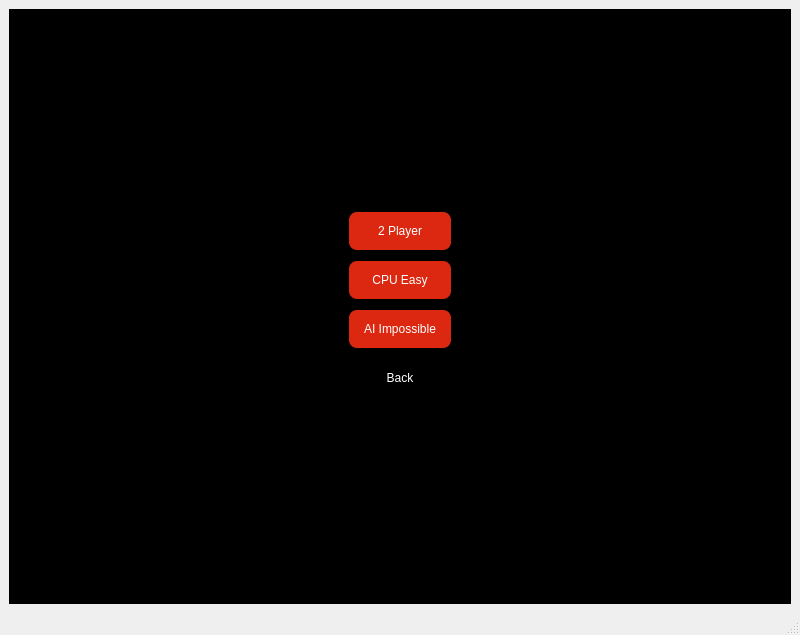
Ragab21/AI-XO, file Log/mainwindow.ui: the form before one commit.
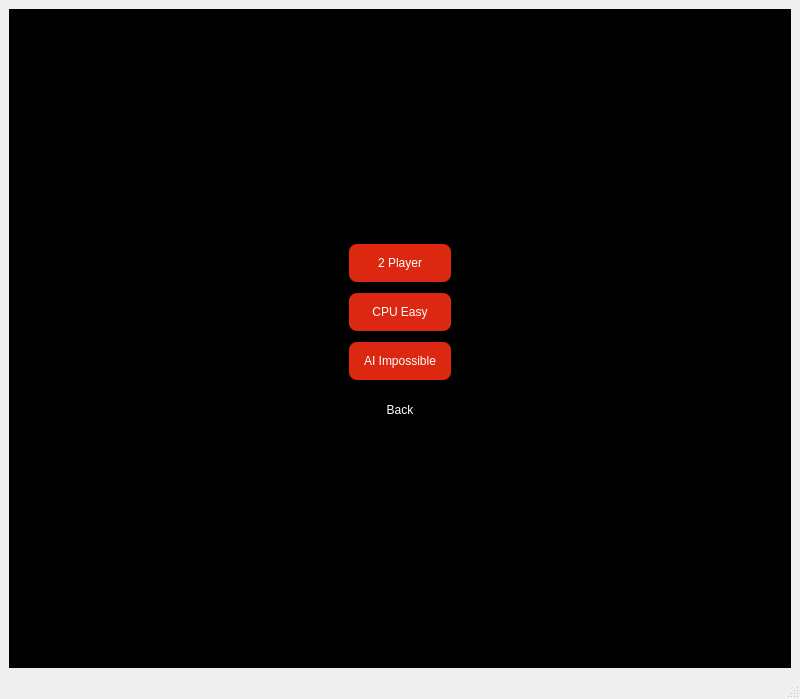
The form after the commit. The open tabs and pages were chosen to show the change.

```diff
--- a/Log/mainwindow.ui
+++ b/Log/mainwindow.ui
@@ -7,7 +7,7 @@
     <x>0</x>
     <y>0</y>
     <width>800</width>
-    <height>635</height>
+    <height>699</height>
    </rect>
   </property>
   <property name="windowTitle">
@@ -705,6 +705,9 @@
         </item>
         <item row="1" column="1">
          <widget class="QPushButton" name="player2b">
+          <property name="enabled">
+           <bool>true</bool>
+          </property>
           <property name="styleSheet">
            <string notr="true">color: rgb(255, 255, 255);
 background-color: rgb(220, 40, 16);
```
Left out of the diff: 2 changed lines with no effect on the pictures.
